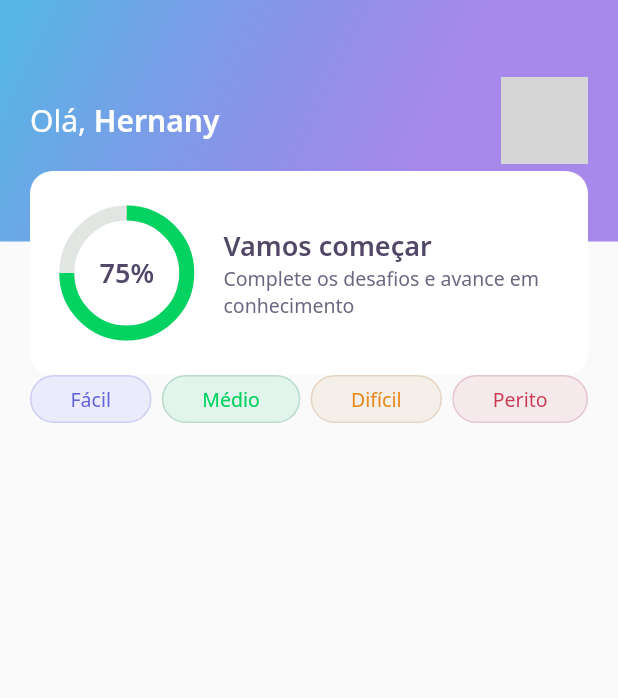
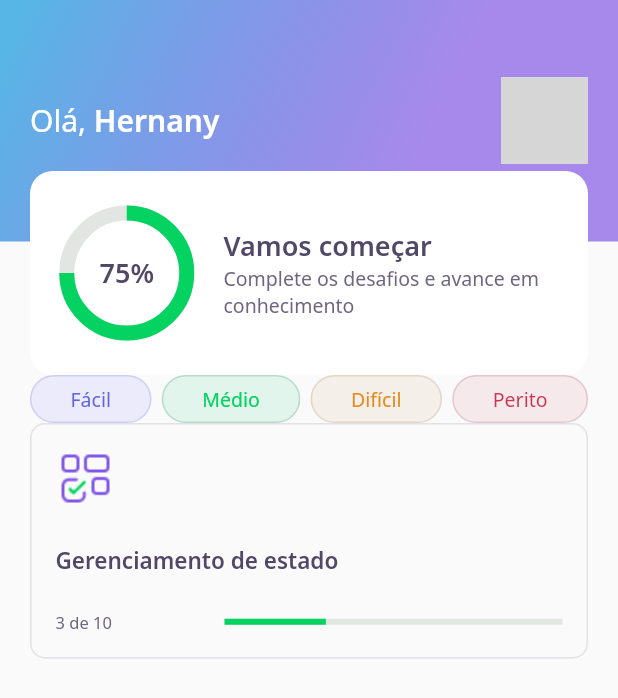
Before and after one commit to hernanytec/dev-quiz, a Flutter app: the screen it shows after launch, on a phone screen of 412 x 824 dp. Shown: the top 698 px of the screen. Run offline on Flutter 3.47's test engine with Material 2 defaults, Android fonts, the phone set to English and light mode, and no system bars; our stand-ins replace google_fonts; network calls fail; grey boxes are pictures that could not be loaded.

Commit message:
adicionando quiz card

```diff
--- a/lib/home/home_page.dart
+++ b/lib/home/home_page.dart
@@ -1,5 +1,6 @@
 import 'package:DevQuiz/home/widgets/app_bar.dart';
 import 'package:DevQuiz/home/widgets/level_button/level_button_widget.dart';
+import 'package:DevQuiz/home/widgets/quiz_card/quiz_card_widget.dart';
 import 'package:flutter/material.dart';
 
 class HomePage extends StatefulWidget {
@@ -16,7 +17,9 @@ class _HomePageState extends State<HomePage> {
       appBar: AppBarWidget(),
       body: Padding(
         padding: const EdgeInsets.symmetric(horizontal: 20),
-        child: Row(
+        child: Column(
+          children: [
+            Row(
               mainAxisAlignment: MainAxisAlignment.spaceBetween,
               children: [
                 LevelButtonWidget(
@@ -33,6 +36,9 @@ class _HomePageState extends State<HomePage> {
                 ),
               ],
             ),
+            QuizCardWidget(),
+          ],
+        ),
       ),
     );
   }
--- /dev/null
+++ b/lib/home/widgets/quiz_card/quiz_card_widget.dart
@@ -0,0 +1,57 @@
+import 'package:DevQuiz/core/app_colors.dart';
+import 'package:DevQuiz/core/app_images.dart';
+import 'package:DevQuiz/core/app_text_styles.dart';
+import 'package:flutter/material.dart';
+
+class QuizCardWidget extends StatelessWidget {
+  const QuizCardWidget({Key? key}) : super(key: key);
+
+  @override
+  Widget build(BuildContext context) {
+    return Container(
+      padding: EdgeInsets.all(16),
+      decoration: BoxDecoration(
+        borderRadius: BorderRadius.circular(10),
+        border: Border.fromBorderSide(
+          BorderSide(color: AppColors.border),
+        ),
+      ),
+      child: Column(
+        crossAxisAlignment: CrossAxisAlignment.start,
+        children: [
+          Container(
+            width: 40,
+            height: 40,
+            child: Image.asset(AppImages.blocks),
+          ),
+          SizedBox(height: 24),
+          Text(
+            "Gerenciamento de estado",
+            style: AppTextStyles.heading15,
+          ),
+          SizedBox(height: 24),
+          Row(
+            children: [
+              Expanded(
+                flex: 2,
+                child: Text(
+                  "3 de 10",
+                  style: AppTextStyles.body11,
+                ),
+              ),
+              Expanded(
+                flex: 4,
+                child: LinearProgressIndicator(
+                  value: 0.3,
+                  backgroundColor: AppColors.chartSecondary,
+                  valueColor:
+                      AlwaysStoppedAnimation<Color>(AppColors.chartPrimary),
+                ),
+              ),
+            ],
+          )
+        ],
+      ),
+    );
+  }
+}
```
Lines whose indentation alone changed are shown as unchanged.
